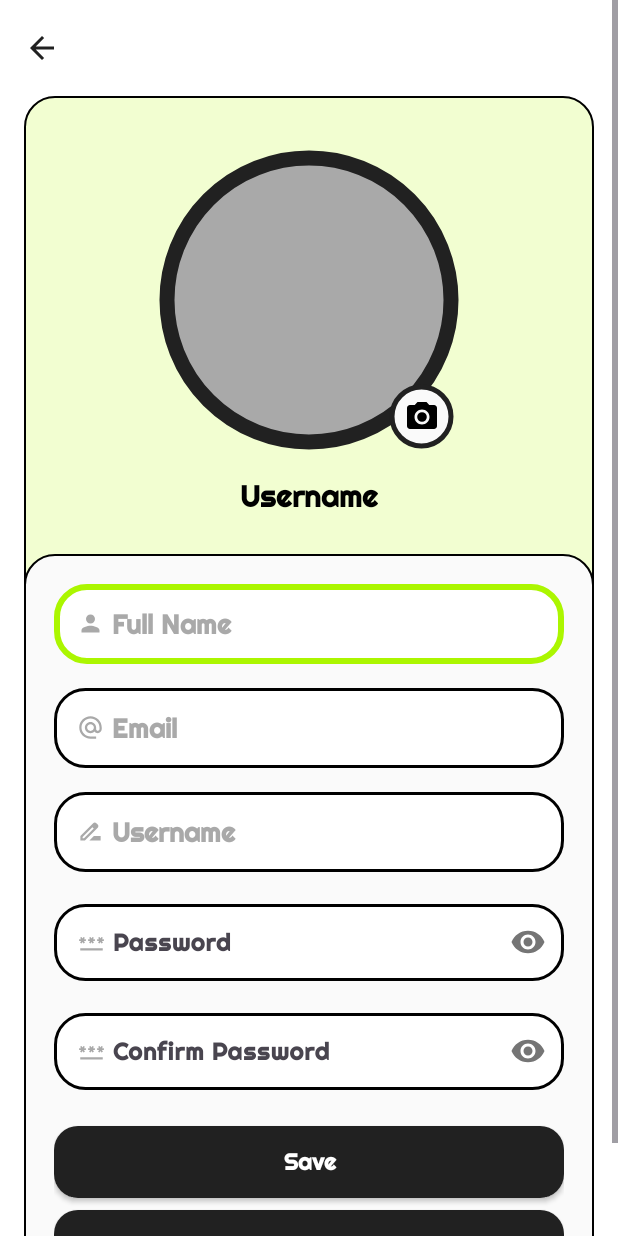
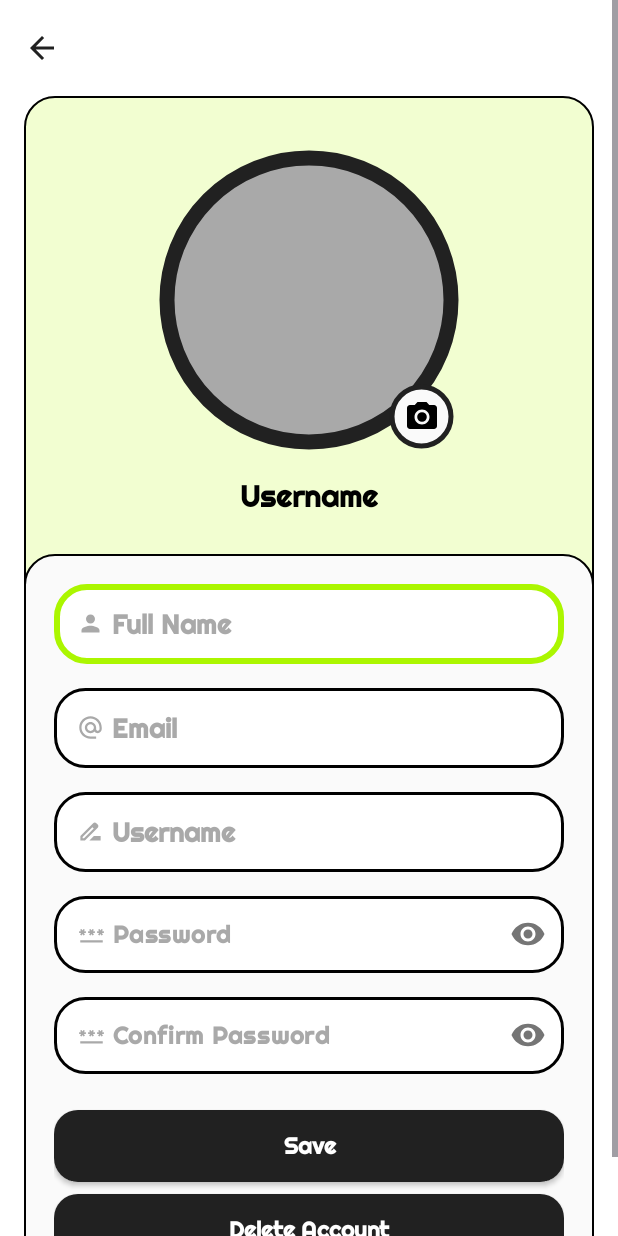
Before and after one commit to JSDevUno/CryptoLearnApp, an Android app: the Setup screen opened directly, with no data from a screen before it, on a phone screen of 412 x 824 dp. Run offline under Robolectric (Android 15) with nearby library versions, the phone set to English and light mode, and no system bars; Roboto replaces fonts that are not available here.

Commit message:
tangina nyo

```diff
--- a/app/src/main/java/com/example/cryptoLearn/Setup.java
+++ b/app/src/main/java/com/example/cryptoLearn/Setup.java
@@ -6,12 +6,29 @@ import android.os.Bundle;
 import android.view.View;
 import android.widget.ImageView;
 
+import com.google.android.material.textfield.TextInputLayout;
+
 public class Setup extends AppCompatActivity {
 
+    private TextInputLayout textInputLayoutPassword;
+    private TextInputLayout textInputLayoutConfirmPassword;
     @Override
     protected void onCreate(Bundle savedInstanceState) {
         super.onCreate(savedInstanceState);
         setContentView(R.layout.activity_setup);
+
+        textInputLayoutPassword = findViewById(R.id.textInputLayoutPassword);
+        textInputLayoutConfirmPassword = findViewById(R.id.textInputLayoutConfirmPassword);
+
+        textInputLayoutPassword.setHintEnabled(false);
+        textInputLayoutConfirmPassword.setHintEnabled(false);
+
+        textInputLayoutPassword.setEndIconMode(TextInputLayout.END_ICON_PASSWORD_TOGGLE);
+        textInputLayoutPassword.setEndIconActivated(true);
+
+        textInputLayoutConfirmPassword.setEndIconMode(TextInputLayout.END_ICON_PASSWORD_TOGGLE);
+        textInputLayoutConfirmPassword.setEndIconActivated(true);
+
         ImageView backArrow = findViewById(R.id.back_arrow);
         backArrow.setOnClickListener(new View.OnClickListener() {
             @Override
--- a/app/src/main/res/layout/activity_about.xml
+++ b/app/src/main/res/layout/activity_about.xml
@@ -9,7 +9,6 @@
     android:background="@color/white"
     tools:context=".Setup">
 
-    <!-- Scrollable Content -->
     <ScrollView
         android:layout_width="match_parent"
         android:layout_height="match_parent"
@@ -18,7 +17,6 @@
         app:layout_constraintStart_toStartOf="parent"
         app:layout_constraintEnd_toEndOf="parent">
 
-        <!-- Inner Linear Layout that holds all content -->
         <LinearLayout
             android:layout_width="match_parent"
             android:layout_height="wrap_content"
@@ -27,7 +25,6 @@
             android:paddingRight="20dp"
             android:paddingBottom="20dp">
 
-            <!-- Back Icon -->
             <ImageView
                 android:id="@+id/back_arrow"
                 android:layout_width="wrap_content"
--- a/app/src/main/res/layout/activity_setup.xml
+++ b/app/src/main/res/layout/activity_setup.xml
@@ -159,6 +159,7 @@
 
                 <!-- Password Field with Eye Icon -->
                 <com.google.android.material.textfield.TextInputLayout
+                    android:id="@+id/textInputLayoutPassword"
                     android:layout_width="match_parent"
                     android:layout_height="wrap_content"
                     app:passwordToggleEnabled="true"
@@ -180,6 +181,7 @@
 
                 <!-- Confirm Password Field with Eye Icon -->
                 <com.google.android.material.textfield.TextInputLayout
+                    android:id="@+id/textInputLayoutConfirmPassword"
                     android:layout_width="match_parent"
                     android:layout_height="wrap_content"
                     app:passwordToggleEnabled="true"
```
